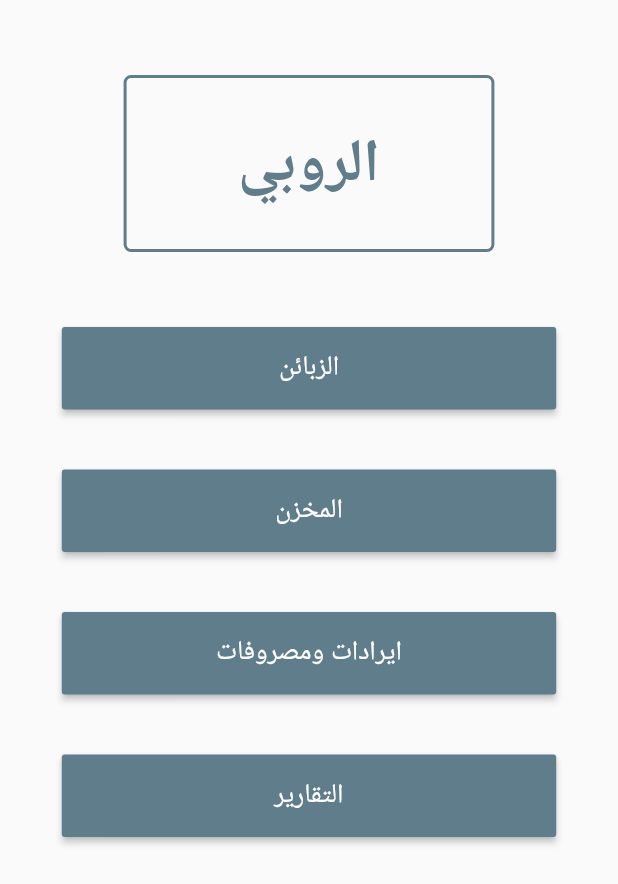
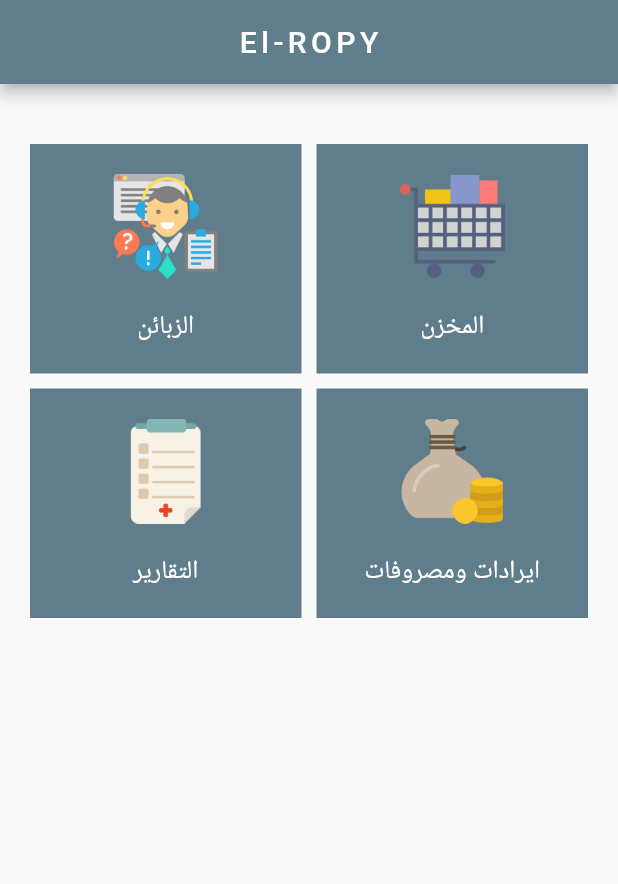
Before and after one commit to Abdelrahman-Elshimy/ElropApp, a Flutter app: the screen it shows after launch, on a phone screen of 412 x 824 dp. Shown: the top 884 px of the screen. Run offline on Flutter 3.47's test engine with Material 2 defaults, Android fonts, the phone set to English and light mode, and no system bars.

Commit message:
ui enhancements

```diff
--- a/elropy/lib/screens/customers/customers.dart
+++ b/elropy/lib/screens/customers/customers.dart
@@ -30,7 +30,6 @@ class _CustomersPageState extends State<CustomersPage> {
   @override
   Widget build(BuildContext context) {
     return Scaffold(
-      drawer: Drawer(),
       appBar: AppBar(
         centerTitle: true,
         title: Text('الزبائن'),
--- a/elropy/lib/screens/home.dart
+++ b/elropy/lib/screens/home.dart
@@ -12,112 +12,182 @@ class _HomePageState extends State<HomePage> {
   @override
   Widget build(BuildContext context) {
     return Scaffold(
+      appBar: AppBar(
+        title: Text(
+          'El-ROPY',
+          style: TextStyle(letterSpacing: 3),
+        ),
+        centerTitle: true,
+      ),
       body: ListView(
         children: <Widget>[
-          // create logo of elropy
+          // // create logo of elropy
+          // Container(
+          //   margin: EdgeInsets.only(
+          //       left: MediaQuery.of(context).size.width * .2,
+          //       right: MediaQuery.of(context).size.width * .2,
+          //       top: 50,
+          //       bottom: 20),
+          //   padding: EdgeInsets.only(top: 30, bottom: 30),
+          //   decoration: BoxDecoration(
+          //     borderRadius: BorderRadius.circular(5),
+          //     border: Border.all(
+          //       color: _appColors.mainColor,
+          //       width: 2,
+          //     ),
+          //   ),
+          //   child: Text(
+          //     'الروبي',
+          //     textAlign: TextAlign.center,
+          //     style: TextStyle(
+          //       color: _appColors.mainColor,
+          //       fontWeight: FontWeight.bold,
+          //       fontSize: 40,
+          //     ),
+          //   ),
+          // ),
+
+          SizedBox(height: 40,),
+
+          // button of customers
+
           Container(
-            margin: EdgeInsets.only(
-                left: MediaQuery.of(context).size.width * .2,
-                right: MediaQuery.of(context).size.width * .2,
-                top: 50,
-                bottom: 20),
-            padding: EdgeInsets.only(top: 30, bottom: 30),
-            decoration: BoxDecoration(
-              borderRadius: BorderRadius.circular(5),
-              border: Border.all(
+            padding: EdgeInsets.only(left: 20, right: 20),
+            child: Row(
+              children: <Widget>[
+                Expanded(
+                  child: GestureDetector(
+                    onTap: () {
+                      Navigator.push(
+                          context,
+                          MaterialPageRoute(
+                              builder: (context) => CustomersPage()));
+                    },
+                    child: Container(
                       color: _appColors.mainColor,
-                width: 2,
+                      padding: EdgeInsets.only(top: 20, bottom: 20),
+                      child: Column(
+                        children: <Widget>[
+                          Image.asset(
+                            'assets/images/support.png',
+                            width: 70,
+                            height: 70,
                           ),
+                          SizedBox(height: 20,),
+                          Container(
+                            child: Text('الزبائن', style: TextStyle(color: Colors.white, fontSize: 17,),),
                           ),
-            child: Text(
-              'الروبي',
-              textAlign: TextAlign.center,
-              style: TextStyle(
-                color: _appColors.mainColor,
-                fontWeight: FontWeight.bold,
-                fontSize: 40,
+                        ],
+                      ),
                     ),
                   ),
                 ),
 
-          // button of customers
-
+                SizedBox(width: 10,),
+                Expanded(
+                  child: GestureDetector(
+                    onTap: () {
+                      Navigator.pushReplacement(
+                          context,
+                          MaterialPageRoute(
+                              builder: (context) => CustomersPage()));
+                    },
+                    child: Container(
+                      color: _appColors.mainColor,
+                      padding: EdgeInsets.only(top: 20, bottom: 20),
+                      child: Column(
+                        children: <Widget>[
+                          Image.asset(
+                            'assets/images/cart.png',
+                            width: 70,
+                            height: 70,
+                          ),
+                          SizedBox(height: 20,),
                           Container(
-            margin: EdgeInsets.only(
-                left: MediaQuery.of(context).size.width * .1,
-                right: MediaQuery.of(context).size.width * .1,
-                top: 30,
-                bottom: 10),
-            child: RaisedButton(
-              color: _appColors.mainColor,
-              onPressed: () {
-                Navigator.pushReplacement(context,
-                    MaterialPageRoute(builder: (context) => CustomersPage()));
-              },
-              padding: EdgeInsets.all(15),
-              child: Text(
-                'الزبائن',
-                style: TextStyle(color: Colors.white, fontSize: 18),
+                            child: Text('المخزن', style: TextStyle(color: Colors.white, fontSize: 17,),),
+                          ),
+                        ],
+                      ),
                     ),
                   ),
                 ),
 
+
+              ],
+            ),
+          ),
+
+          SizedBox(height: 10,),
+
           // button of customers
 
           Container(
-            margin: EdgeInsets.only(
-                left: MediaQuery.of(context).size.width * .1,
-                right: MediaQuery.of(context).size.width * .1,
-                top: 30,
-                bottom: 10),
-            child: RaisedButton(
+            padding: EdgeInsets.only(left: 20, right: 20),
+            child: Row(
+              children: <Widget>[
+                Expanded(
+                  child: GestureDetector(
+                    onTap: () {
+                      Navigator.pushReplacement(
+                          context,
+                          MaterialPageRoute(
+                              builder: (context) => CustomersPage()));
+                    },
+                    child: Container(
                       color: _appColors.mainColor,
-              onPressed: () {},
-              padding: EdgeInsets.all(15),
-              child: Text(
-                'المخزن',
-                style: TextStyle(color: Colors.white, fontSize: 18),
+                      padding: EdgeInsets.only(top: 20, bottom: 20),
+                      child: Column(
+                        children: <Widget>[
+                          Image.asset(
+                            'assets/images/report.png',
+                            width: 70,
+                            height: 70,
+                          ),
+                          SizedBox(height: 20,),
+                          Container(
+                            child: Text('التقارير', style: TextStyle(color: Colors.white, fontSize: 17,),),
+                          ),
+                        ],
+                      ),
                     ),
                   ),
                 ),
 
-          // button of customers
-
+                SizedBox(width: 10,),
+                Expanded(
+                  child: GestureDetector(
+                    onTap: () {
+                      Navigator.pushReplacement(
+                          context,
+                          MaterialPageRoute(
+                              builder: (context) => CustomersPage()));
+                    },
+                    child: Container(
+                      color: _appColors.mainColor,
+                      padding: EdgeInsets.only(top: 20, bottom: 20),
+                      child: Column(
+                        children: <Widget>[
+                          Image.asset(
+                            'assets/images/rich.png',
+                            width: 70,
+                            height: 70,
+                          ),
+                          SizedBox(height: 20,),
                           Container(
-            margin: EdgeInsets.only(
-                left: MediaQuery.of(context).size.width * .1,
-                right: MediaQuery.of(context).size.width * .1,
-                top: 30,
-                bottom: 10),
-            child: RaisedButton(
-              color: _appColors.mainColor,
-              onPressed: () {},
-              padding: EdgeInsets.all(15),
-              child: Text(
-                'ايرادات ومصروفات',
-                style: TextStyle(color: Colors.white, fontSize: 18),
+                            child: Text('ايرادات ومصروفات', style: TextStyle(color: Colors.white, fontSize: 17,),),
+                          ),
+                        ],
+                      ),
                     ),
                   ),
                 ),
 
-          // button of customers
 
-          Container(
-            margin: EdgeInsets.only(
-                left: MediaQuery.of(context).size.width * .1,
-                right: MediaQuery.of(context).size.width * .1,
-                top: 30,
-                bottom: 10),
-            child: RaisedButton(
-              color: _appColors.mainColor,
-              onPressed: () {},
-              padding: EdgeInsets.all(15),
-              child: Text(
-                'التقارير',
-                style: TextStyle(color: Colors.white, fontSize: 18),
+              ],
             ),
           ),
-          ),
+
+            SizedBox(width: 20,),
         ],
       ),
     );
--- a/elropy/pubspec.yaml
+++ b/elropy/pubspec.yaml
@@ -44,6 +44,7 @@ flutter:
 
   # To add assets to your application, add an assets section, like this:
   assets:
+    - assets/images/
     - lang/ar.json
     - lang/en.json
   #  - images/a_dot_burr.jpeg
```
Also changed, not shown: elropy/assets/images/cart.png (added), elropy/assets/images/report.png (added), elropy/assets/images/rich.png (added), elropy/assets/images/support.png (added). Lines whose indentation alone changed are shown as unchanged.
